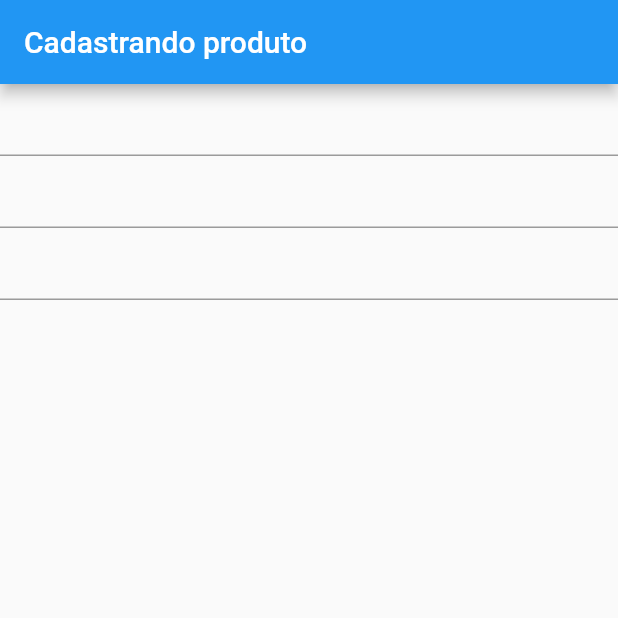
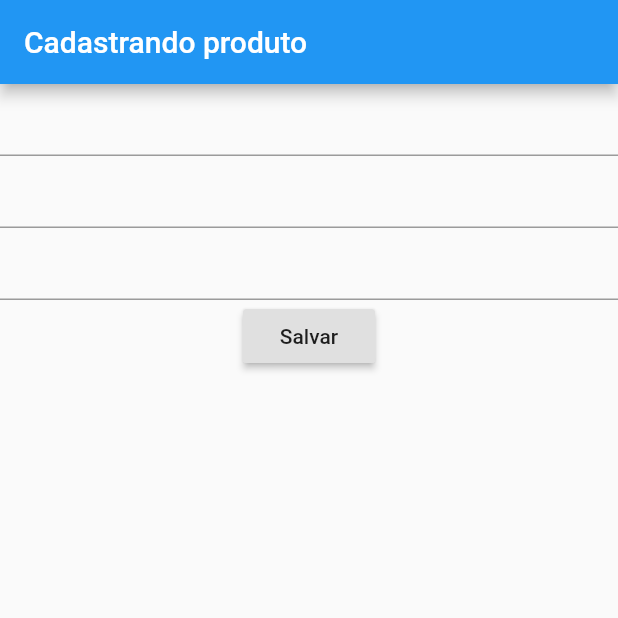
Before and after one commit to jgnogueira/formulario-flutter, a Flutter app: the screen it shows after launch, on a phone screen of 412 x 824 dp, the top half of it. Run offline on Flutter 3.47's test engine with Material 2 defaults, Android fonts, the phone set to English and light mode, and no system bars.

Commit message:
Adicionando botão para salvar formulário

```diff
--- a/lib/main.dart
+++ b/lib/main.dart
@@ -16,6 +16,12 @@ class MyApp extends StatelessWidget {
             TextField(),
             TextField(),
             TextField(),
+            RaisedButton(
+              onPressed: () {
+                print('clique');
+              },
+              child: Text('Salvar'),
+            )
           ],
         ),
       ),
```
